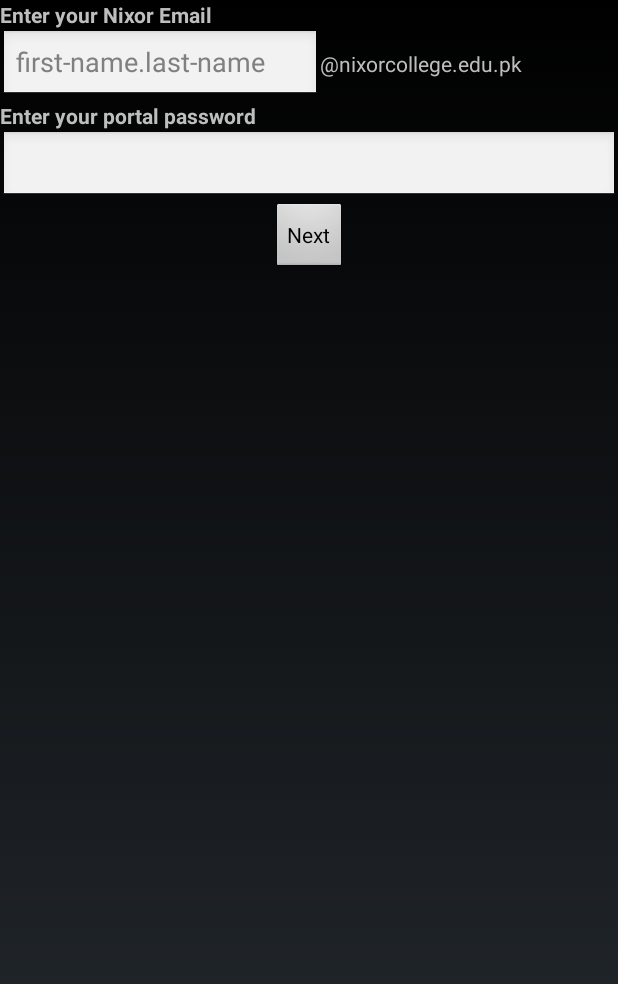
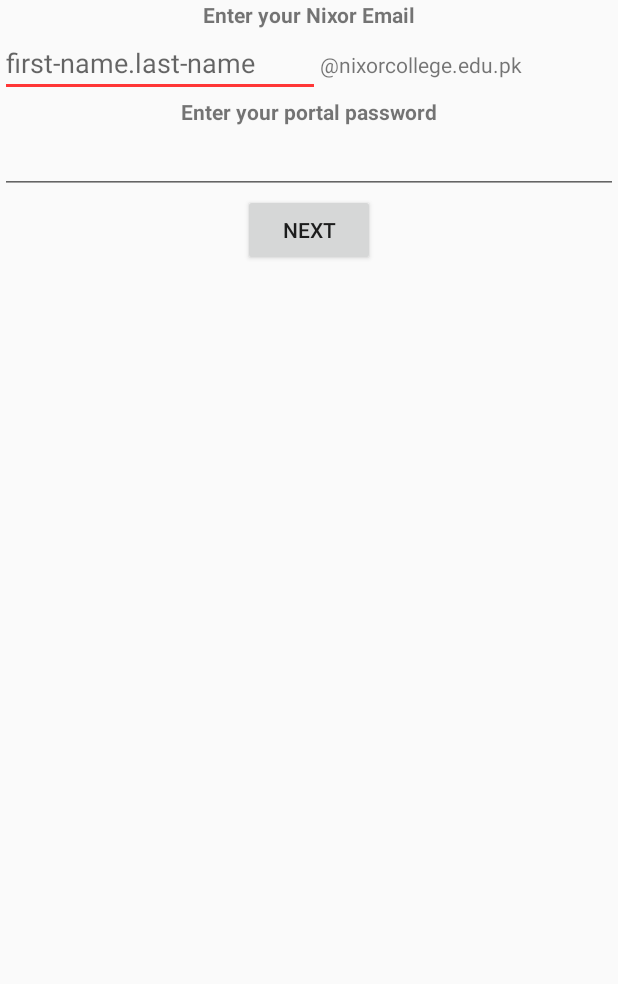
Before and after one commit to Talha-Siddiqui3/nsp12app, an Android app: the portal_login screen opened directly, with no data from a screen before it, on a phone screen of 412 x 824 dp. Shown: the top 984 px of the screen. Run offline under Robolectric (Android 15) with nearby library versions, the phone set to English and light mode, and no system bars; our stand-ins replace Firebase (no records; nobody signed in at launch, a user with empty details on screens opened directly); Roboto replaces fonts that are not available here.

```diff
--- a/app/src/main/AndroidManifest.xml
+++ b/app/src/main/AndroidManifest.xml
@@ -9,7 +9,6 @@
         android:allowBackup="true"
         android:icon="@mipmap/ic_launcher"
         android:label="@string/app_name"
-        android:theme="@android:style/Theme.NoTitleBar">
         android:roundIcon="@mipmap/ic_launcher_round"
         android:supportsRtl="true"
         android:theme="@style/AppTheme">
--- a/app/src/main/res/values/colors.xml
+++ b/app/src/main/res/values/colors.xml
@@ -1,7 +1,7 @@
 <?xml version="1.0" encoding="utf-8"?>
 <resources>
-    <color name="colorPrimary">#3F51B5</color>
-    <color name="colorPrimaryDark">#303F9F</color>
-    <color name="colorAccent">#FF4081</color>
+    <color name="colorPrimary">#203e5f</color>
+    <color name="colorPrimaryDark">#203e5f</color>
+    <color name="colorAccent">#ff3636</color>
     <color name="main_header">#203e5f</color>
 </resources>
```
